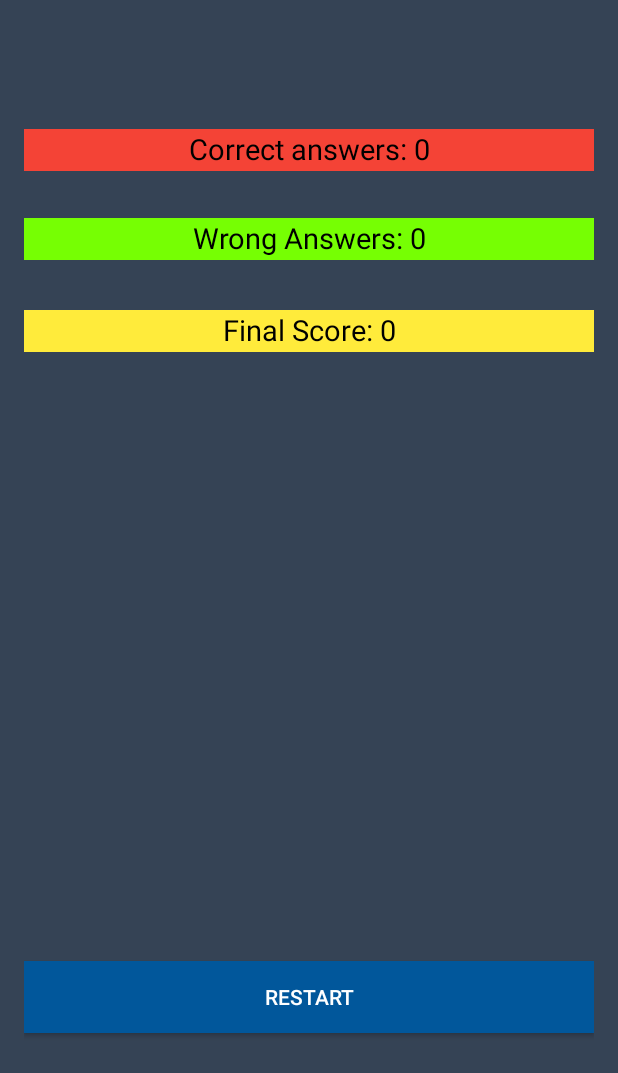
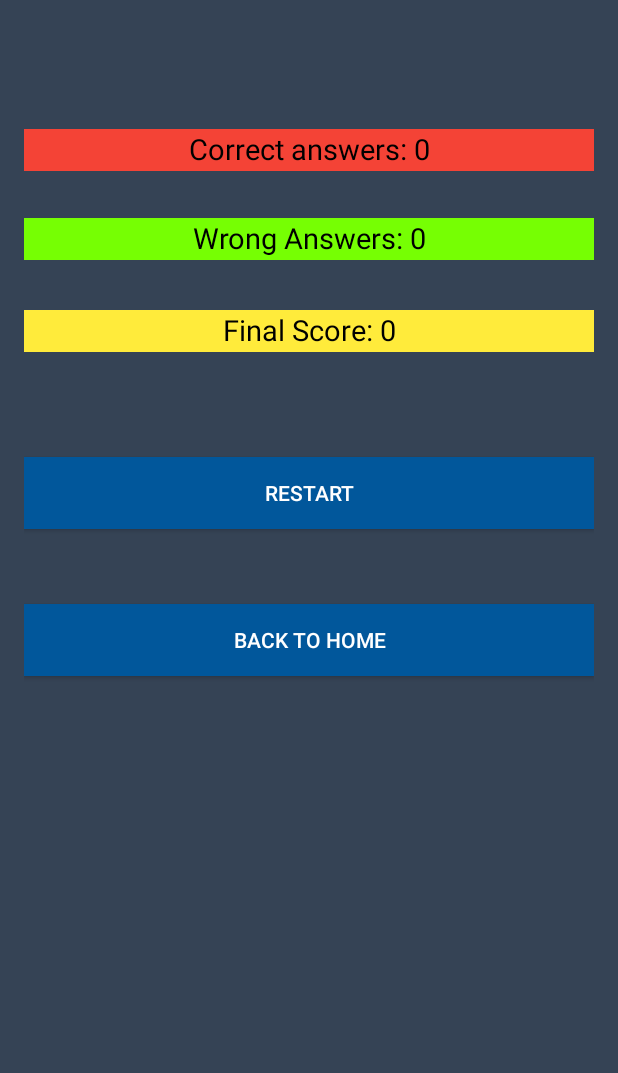
Before and after one commit to peyyalaamala/POC, an Android app: the ResultActivity screen opened directly, with no data from a screen before it, on a phone screen of 412 x 824 dp. Shown: the top 1073 px of the screen. Run offline under Robolectric (Android 15) with nearby library versions, the phone set to English and light mode, and no system bars.

```diff
--- a/StopMindlessScrolling/app/src/main/AndroidManifest.xml
+++ b/StopMindlessScrolling/app/src/main/AndroidManifest.xml
@@ -26,7 +26,7 @@
             android:name=".views.PermissionsActivity"
             android:exported="false" />
         <activity
-            android:name=".views.SplashActivity"
+            android:name=".views.QuizActivity"
             android:exported="true">
             <intent-filter>
                 <action android:name="android.intent.action.MAIN" />
@@ -44,7 +44,7 @@
             android:name=".views.ResultActivity"
             android:theme="@style/Theme.AppCompat.NoActionBar" />
         <activity
-            android:name=".views.QuizActivity"
+            android:name=".views.SplashActivity"
             android:theme="@style/Theme.AppCompat.NoActionBar" />
 
         <service android:name=".service.MonitorService" />
--- a/StopMindlessScrolling/app/src/main/java/com/example/stopmindlessscrolling/views/ResultActivity.java
+++ b/StopMindlessScrolling/app/src/main/java/com/example/stopmindlessscrolling/views/ResultActivity.java
@@ -9,7 +9,7 @@ import android.widget.TextView;
 import com.example.stopmindlessscrolling.R;
 public class ResultActivity extends AppCompatActivity {
     TextView tv, tv2, tv3;
-    Button btnRestart;
+    Button btnRestart,btnBacktoHome;
 
     @Override
     protected void onCreate(Bundle savedInstanceState) {
@@ -20,6 +20,7 @@ public class ResultActivity extends AppCompatActivity {
         tv2 = (TextView)findViewById(R.id.tvres2);
         tv3 = (TextView)findViewById(R.id.tvres3);
         btnRestart = (Button) findViewById(R.id.btnRestart);
+        btnBacktoHome = (Button) findViewById(R.id.btnBacktoHome);
 
         StringBuffer sb = new StringBuffer();
         sb.append("Correct answers: " + QuizActivity.correct + "\n");
@@ -41,6 +42,13 @@ public class ResultActivity extends AppCompatActivity {
                 startActivity(in);
             }
         });
+        btnBacktoHome.setOnClickListener(new View.OnClickListener() {
+            @Override
+            public void onClick(View v) {
+                Intent in = new Intent(getApplicationContext(),HomeActivity.class);
+                startActivity(in);
+            }
+        });
     }
 
 }
--- a/StopMindlessScrolling/app/src/main/res/layout/activity_result.xml
+++ b/StopMindlessScrolling/app/src/main/res/layout/activity_result.xml
@@ -31,43 +31,54 @@
         android:layout_height="wrap_content"
         android:layout_alignParentStart="true"
         android:layout_alignParentLeft="true"
-        android:layout_alignParentBottom="true"
+        android:layout_marginBottom="50dp"
+        android:layout_marginTop="70dp"
+        android:background="#01579B"
+        android:text="Restart"
+        android:layout_below="@+id/tvres3"
+        android:textColor="#ffffff" />
+
+    <Button
+        android:id="@+id/btnBacktoHome"
+        android:layout_width="match_parent"
+        android:layout_height="wrap_content"
+        android:layout_below="@+id/btnRestart"
         android:layout_marginBottom="119dp"
         android:background="#01579B"
-        android:text="Restart"
+        android:text="Back To Home"
         android:textColor="#ffffff" />
 
     <TextView
+        android:id="@+id/tvres2"
         android:layout_width="wrap_content"
         android:layout_height="28dp"
+        android:layout_below="@+id/tvres"
+        android:layout_alignParentStart="true"
+        android:layout_alignParentLeft="true"
+        android:layout_alignParentEnd="true"
+        android:layout_alignParentRight="true"
+        android:layout_marginTop="31dp"
+        android:background="#76FF03"
+        android:text="Large Text"
+        android:textAlignment="center"
         android:textAppearance="?android:attr/textAppearanceLarge"
-        android:text="Large Text"
-        android:id="@+id/tvres2"
-        android:background="#76FF03"
-        android:layout_below="@+id/tvres"
-        android:layout_alignParentLeft="true"
-        android:layout_alignParentStart="true"
-        android:layout_marginTop="31dp"
-        android:layout_alignParentRight="true"
-        android:layout_alignParentEnd="true"
         android:textColor="#000000"
-        android:textAlignment="center"
         android:textSize="19dp" />
 
     <TextView
+        android:id="@+id/tvres3"
         android:layout_width="wrap_content"
         android:layout_height="28dp"
+        android:layout_below="@+id/tvres2"
+        android:layout_alignEnd="@+id/tvres2"
+        android:layout_alignRight="@+id/tvres2"
+        android:layout_alignParentStart="true"
+        android:layout_alignParentEnd="true"
+        android:layout_marginTop="33dp"
+        android:background="#FFEB3B"
+        android:text="Large Text"
+        android:textAlignment="center"
         android:textAppearance="?android:attr/textAppearanceLarge"
-        android:text="Large Text"
-        android:id="@+id/tvres3"
-        android:background="#FFEB3B"
-        android:layout_below="@+id/tvres2"
-        android:layout_marginTop="33dp"
-        android:layout_alignRight="@+id/tvres2"
-        android:layout_alignEnd="@+id/tvres2"
-        android:layout_alignParentEnd="true"
-        android:layout_alignParentStart="true"
         android:textColor="#000000"
-        android:textAlignment="center"
         android:textSize="19dp" />
 </RelativeLayout>
```
